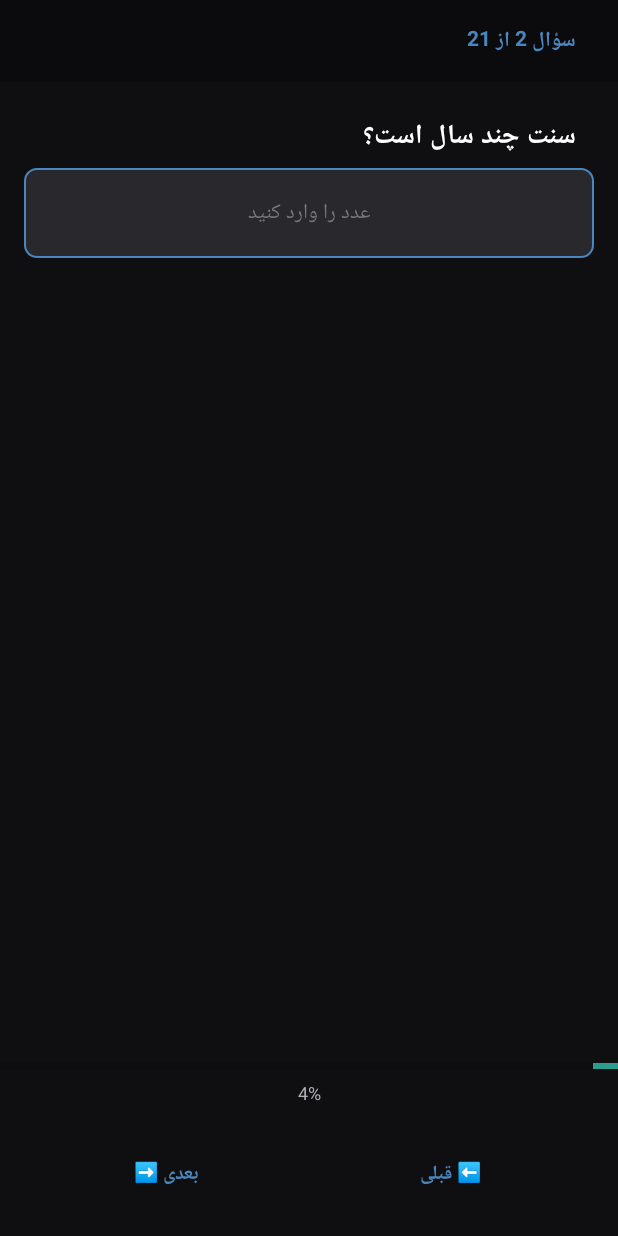
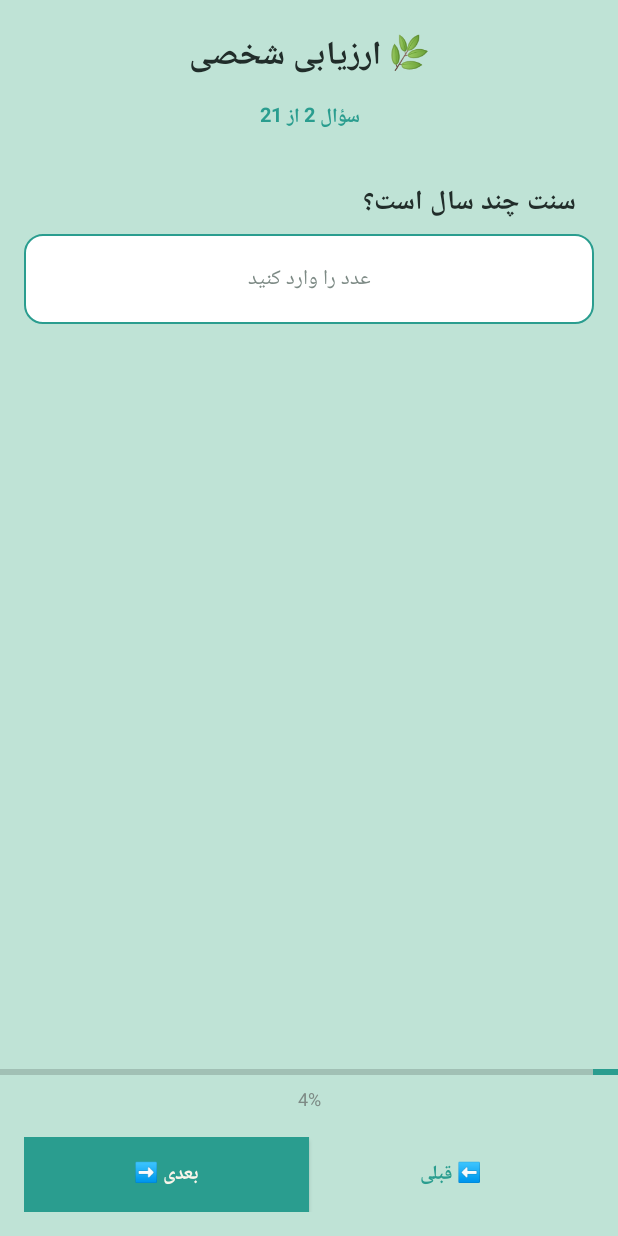
Before and after one commit to torkashvand611-commits/great_change_pro, an Android app: the screen it shows after launch (AssessmentActivity), after a tap on "بعدی ➡️", on a phone screen of 412 x 824 dp. Run offline under Robolectric (Android 15) with nearby library versions, the light colour scheme and no system bars.

Commit message:
Update AssessmentActivity.java

```diff
--- a/app/src/main/java/com/greatchange/app/AssessmentActivity.java
+++ b/app/src/main/java/com/greatchange/app/AssessmentActivity.java
@@ -13,14 +13,16 @@ import com.greatchange.app.ai.AICoach;
 import com.greatchange.app.ai.AssessmentEngine;
 import com.greatchange.app.ai.ProgramGenerator;
 import com.greatchange.app.models.PersonProfile;
-import java.text.SimpleDateFormat;
-import java.util.Date;
-import java.util.Locale;
 
 public class AssessmentActivity extends Activity {
 
-    final int BG = Color.rgb(15, 15, 18), TEXT = Color.WHITE, MUTED = Color.rgb(175, 175, 180);
-    final int BLUE = Color.rgb(74, 135, 190);
+    // پالت رنگی روشن و آرام (هماهنگ با MainActivity)
+    final int MINT   = Color.rgb(191, 227, 214);
+    final int CREAM  = Color.rgb(250, 245, 234);
+    final int TEAL   = Color.rgb(42, 157, 143);
+    final int DARK   = Color.rgb(33, 45, 42);
+    final int MUTED  = Color.rgb(125, 138, 133);
+    final int SKY    = Color.rgb(178, 205, 218);
 
     LinearLayout content;
     TextView questionNumber, questionText, progressText;
@@ -72,24 +74,29 @@ public class AssessmentActivity extends Activity {
     void shell() {
         LinearLayout root = new LinearLayout(this);
         root.setOrientation(LinearLayout.VERTICAL);
-        root.setBackgroundColor(BG);
+        root.setBackgroundColor(MINT);
         root.setLayoutDirection(View.LAYOUT_DIRECTION_RTL);
 
         LinearLayout head = new LinearLayout(this);
         head.setOrientation(LinearLayout.VERTICAL);
-        head.setPadding(dp(16), dp(10), dp(16), dp(10));
-        head.setBackgroundColor(Color.rgb(11, 11, 13));
+        head.setPadding(dp(16), dp(14), dp(16), dp(10));
 
-        questionNumber = tv("سؤال 1 از " + assessmentEngine.getTotalQuestions(), 14, BLUE, true);
+        TextView title = tv("🌿 ارزیابی شخصی", 22, DARK, true);
+        title.setGravity(Gravity.CENTER);
+        head.addView(title);
+
+        questionNumber = tv("سؤال 1 از " + assessmentEngine.getTotalQuestions(), 13, TEAL, true);
+        questionNumber.setGravity(Gravity.CENTER);
         head.addView(questionNumber);
+
         root.addView(head, new LinearLayout.LayoutParams(-1, LinearLayout.LayoutParams.WRAP_CONTENT));
 
         ScrollView sv = new ScrollView(this);
         content = new LinearLayout(this);
         content.setOrientation(LinearLayout.VERTICAL);
-        content.setPadding(dp(16), dp(16), dp(16), dp(16));
+        content.setPadding(dp(16), dp(10), dp(16), dp(16));
 
-        questionText = tv("", 18, TEXT, true);
+        questionText = tv("", 18, DARK, true);
         content.addView(questionText);
 
         answersContainer = new LinearLayout(this);
@@ -98,6 +105,7 @@ public class AssessmentActivity extends Activity {
 
         sv.addView(content);
         root.addView(sv, new LinearLayout.LayoutParams(-1, 0, 1));
+
         progressBar = new ProgressBar(this, null, android.R.attr.progressBarStyleHorizontal);
         progressBar.setMax(100);
         progressBar.setLayoutParams(new LinearLayout.LayoutParams(-1, dp(8)));
@@ -110,13 +118,14 @@ public class AssessmentActivity extends Activity {
         LinearLayout buttonContainer = new LinearLayout(this);
         buttonContainer.setOrientation(LinearLayout.HORIZONTAL);
         buttonContainer.setGravity(Gravity.CENTER);
-        buttonContainer.setPadding(dp(16), dp(16), dp(16), dp(16));
+        buttonContainer.setPadding(dp(16), dp(12), dp(16), dp(16));
 
-        prevButton = button("⬅️ قبلی", BLUE);
+        prevButton = button("⬅️ قبلی", TEAL);
         prevButton.setOnClickListener(v -> goToPreviousQuestion());
         buttonContainer.addView(prevButton, new LinearLayout.LayoutParams(0, dp(50), 1));
 
-        nextButton = button("بعدی ➡️", BLUE);
+        nextButton = button("بعدی ➡️", CREAM);
+        nextButton.setBackgroundColor(TEAL);
         nextButton.setOnClickListener(v -> goToNextQuestion());
         buttonContainer.addView(nextButton, new LinearLayout.LayoutParams(0, dp(50), 1));
 
@@ -148,15 +157,15 @@ public class AssessmentActivity extends Activity {
         if (q.type.equals("text")) {
             answerInput = new EditText(this);
             answerInput.setHint("جواب خود را بنویسید");
-            answerInput.setHintTextColor(Color.rgb(120, 120, 125));
-            answerInput.setTextColor(TEXT);
+            answerInput.setHintTextColor(MUTED);
+            answerInput.setTextColor(DARK);
             answerInput.setTextSize(14);
             answerInput.setGravity(Gravity.RIGHT);
 
             GradientDrawable gd = new GradientDrawable();
-            gd.setColor(Color.rgb(40, 40, 45));
-            gd.setCornerRadius(dp(8));
-            gd.setStroke(dp(1), BLUE);
+            gd.setColor(Color.WHITE);
+            gd.setCornerRadius(dp(12));
+            gd.setStroke(dp(1), TEAL);
             answerInput.setBackground(gd);
             answerInput.setPadding(dp(12), dp(12), dp(12), dp(12));
             answerInput.setLayoutParams(new LinearLayout.LayoutParams(-1, dp(100)));
@@ -169,17 +178,17 @@ public class AssessmentActivity extends Activity {
         } else if (q.type.equals("number")) {
             answerInput = new EditText(this);
             answerInput.setHint("عدد را وارد کنید");
-            answerInput.setHintTextColor(Color.rgb(120, 120, 125));
-            answerInput.setTextColor(TEXT);
+            answerInput.setHintTextColor(MUTED);
+            answerInput.setTextColor(DARK);
             answerInput.setTextSize(14);
             answerInput.setInputType(android.text.InputType.TYPE_CLASS_NUMBER |
                 android.text.InputType.TYPE_NUMBER_FLAG_DECIMAL);
             answerInput.setGravity(Gravity.CENTER);
 
             GradientDrawable gd = new GradientDrawable();
-            gd.setColor(Color.rgb(40, 40, 45));
-            gd.setCornerRadius(dp(8));
-            gd.setStroke(dp(1), BLUE);
+            gd.setColor(Color.WHITE);
+            gd.setCornerRadius(dp(12));
+            gd.setStroke(dp(1), TEAL);
             answerInput.setBackground(gd);
             answerInput.setPadding(dp(12), dp(12), dp(12), dp(12));
             answerInput.setLayoutParams(new LinearLayout.LayoutParams(-1, dp(60)));
@@ -195,16 +204,24 @@ public class AssessmentActivity extends Activity {
                 options = new String[]{"بله", "خیر"};
             }
             for (String option : options) {
-                Button choiceBtn = button(option, TEXT);
-                choiceBtn.setBackgroundColor(Color.rgb(40, 40, 45));
-                choiceBtn.setPadding(dp(12), dp(12), dp(12), dp(12));
-                choiceBtn.setLayoutParams(new LinearLayout.LayoutParams(-1, dp(50)));
+                Button choiceBtn = button(option, DARK);
+
+                GradientDrawable gd = new GradientDrawable();
+                gd.setCornerRadius(dp(12));
 
                 String savedAnswer = prefs.getString("assessment_" + q.key, "");
                 if (option.equals(savedAnswer)) {
-                    choiceBtn.setBackgroundColor(BLUE);
-                    choiceBtn.setTextColor(Color.WHITE);
+                    gd.setColor(TEAL);
+                    choiceBtn.setTextColor(CREAM);
+                } else {
+                    gd.setColor(CREAM);
+                    choiceBtn.setTextColor(DARK);
                 }
+                choiceBtn.setBackground(gd);
+                choiceBtn.setPadding(dp(12), dp(12), dp(12), dp(12));
+                LinearLayout.LayoutParams lp = new LinearLayout.LayoutParams(-1, dp(50));
+                lp.setMargins(0, dp(4), 0, dp(4));
+                choiceBtn.setLayoutParams(lp);
 
                 String finalOption = option;
                 choiceBtn.setOnClickListener(v -> {
@@ -272,24 +289,28 @@ public class AssessmentActivity extends Activity {
     void showResults(PersonProfile profile, String analysis, String recommendations, String motivational) {
         content.removeAllViews();
 
-        content.addView(tv("🎉 برنامه‌ات آماده است!", 25, BLUE, true));
-        content.addView(tv(motivational, 14, TEXT, false));
+        TextView done = tv("🎉 برنامه‌ات آماده است!", 24, DARK, true);
+        done.setGravity(Gravity.CENTER);
+        content.addView(done);
 
-        LinearLayout card1 = createCard(BLUE);
-        card1.addView(tv("📊 تجزیه وضعیت", 18, BLUE, true));
-        card1.addView(tv(analysis, 12, TEXT, false));
+        content.addView(tv(motivational, 14, DARK, false));
+
+        LinearLayout card1 = createCard();
+        card1.addView(tv("📊 تجزیه وضعیت", 17, TEAL, true));
+        card1.addView(tv(analysis, 12, DARK, false));
         content.addView(card1);
 
-        LinearLayout card2 = createCard(BLUE);
-        card2.addView(tv("💡 توصیه‌های شخصی", 18, BLUE, true));
-        card2.addView(tv(recommendations, 12, TEXT, false));
+        LinearLayout card2 = createCard();
+        card2.addView(tv("💡 توصیه‌های شخصی", 17, TEAL, true));
+        card2.addView(tv(recommendations, 12, DARK, false));
         content.addView(card2);
 
-        Button startBtn = button("🚀 شروع برنامه", BLUE);
+        Button startBtn = button("🚀 شروع برنامه", CREAM);
+        startBtn.setBackgroundColor(TEAL);
         startBtn.setPadding(dp(12), dp(12), dp(12), dp(12));
-        startBtn.setBackgroundColor(BLUE);
-        startBtn.setTextColor(Color.WHITE);
-        startBtn.setLayoutParams(new LinearLayout.LayoutParams(-1, dp(60)));
+        LinearLayout.LayoutParams lp = new LinearLayout.LayoutParams(-1, dp(60));
+        lp.setMargins(dp(12), dp(10), dp(12), dp(10));
+        startBtn.setLayoutParams(lp);
         startBtn.setOnClickListener(v -> {
             startActivity(new android.content.Intent(AssessmentActivity.this, MainActivity.class));
             finish();
@@ -297,15 +318,14 @@ public class AssessmentActivity extends Activity {
         content.addView(startBtn);
     }
 
-    LinearLayout createCard(int accentColor) {
+    LinearLayout createCard() {
         LinearLayout c = new LinearLayout(this);
         c.setOrientation(LinearLayout.VERTICAL);
-        c.setPadding(dp(14), dp(10), dp(14), dp(10));
+        c.setPadding(dp(16), dp(14), dp(16), dp(14));
 
         GradientDrawable g = new GradientDrawable();
-        g.setColor(Color.rgb(27, 27, 31));
+        g.setColor(CREAM);
         g.setCornerRadius(dp(18));
-        g.setStroke(dp(2), accentColor);
         c.setBackground(g);
 
         LinearLayout.LayoutParams lp = new LinearLayout.LayoutParams(-1, -2);
```
